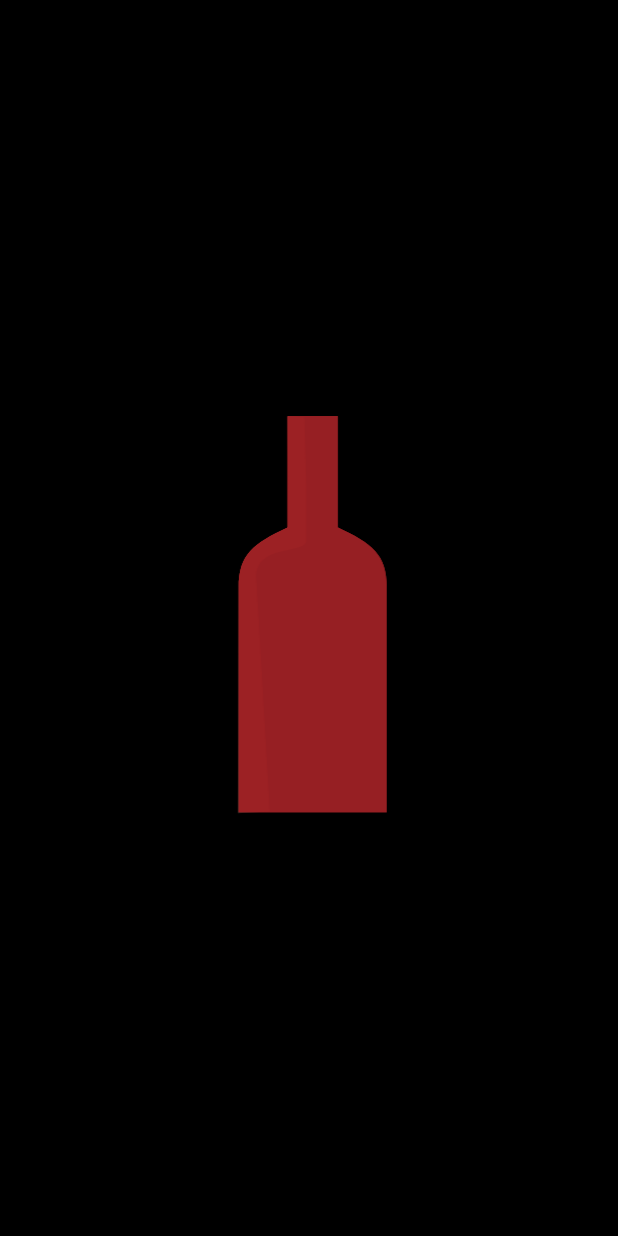
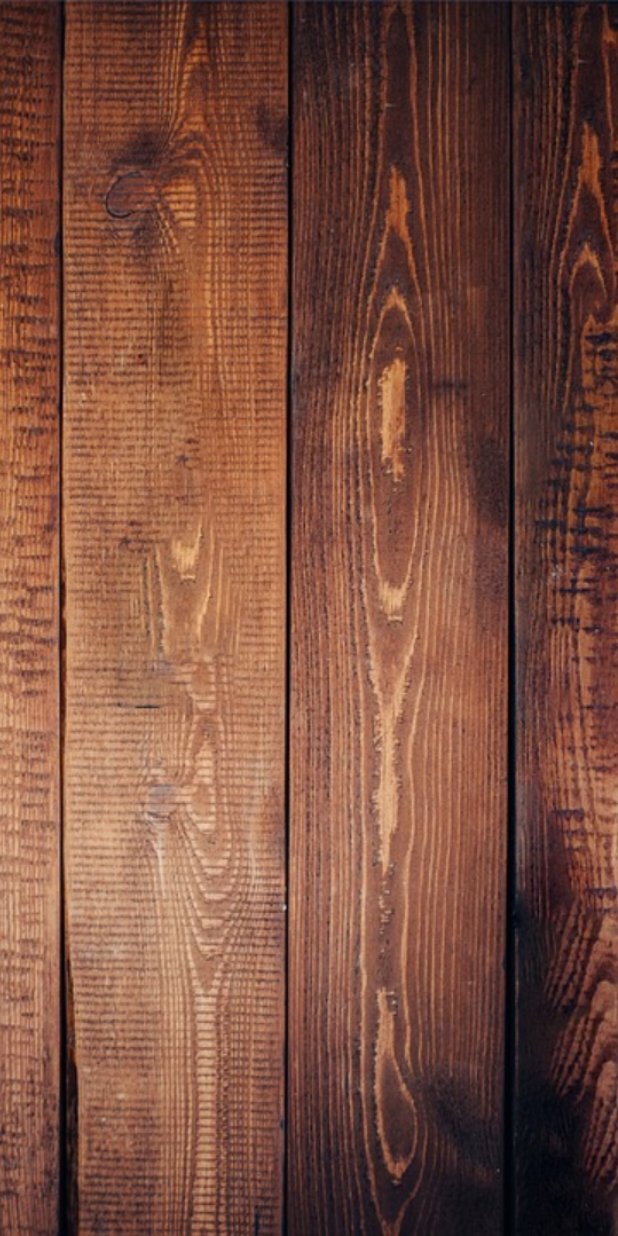
Before and after one commit to LauSofZamora/equipoUno, an Android app built with Jetpack Compose: the screen it shows after launch (SplashActivity before the commit, HomeActivity after it), on a phone screen of 412 x 824 dp. Run offline under Robolectric (Android 15) with nearby library versions, the phone set to English and light mode, and no system bars; 3 statements that could not run were skipped.

Commit message:
Implementacion de los criterios 4 y 5 primera HU

```diff
--- a/app/build.gradle.kts
+++ b/app/build.gradle.kts
@@ -71,4 +71,6 @@ dependencies {
     androidTestImplementation(libs.androidx.ui.test.junit4)
     debugImplementation(libs.androidx.ui.tooling)
     debugImplementation(libs.androidx.ui.test.manifest)
+    implementation ("androidx.lifecycle:lifecycle-viewmodel-ktx:2.5.1")
+    implementation ("androidx.lifecycle:lifecycle-livedata-ktx:2.5.1")
 }
--- a/app/src/main/AndroidManifest.xml
+++ b/app/src/main/AndroidManifest.xml
@@ -15,7 +15,7 @@
 
         <!-- SplashActivity con tema personalizado -->
         <activity
-            android:name=".SplashActivity"
+            android:name=".view.splash.SplashActivity"
             android:exported="true"
             android:theme="@style/SplashTheme">
             <intent-filter>
@@ -24,12 +24,15 @@
             </intent-filter>
         </activity>
 
+        <activity android:name=".view.home.HomeActivity"  android:theme="@style/Theme.AppCompat.Light"/>
+
         <!-- MainActivity -->
         <activity
             android:name=".MainActivity"
             android:exported="true"
             android:label="@string/app_name"
-            android:theme="@style/Theme.EquipoUno">
+            android:theme="@style/Theme.EquipoUno"
+            tools:ignore="RedundantLabel">
         </activity>
 
     </application>
--- a/app/src/main/java/com/example/equipouno/SplashActivity.kt
+++ /dev/null
@@ -1,25 +0,0 @@
-package com.example.equipouno
-
-import android.content.Intent
-import android.os.Bundle
-import android.os.Handler
-import android.os.Looper
-import androidx.appcompat.app.AppCompatActivity
-import com.airbnb.lottie.LottieAnimationView
-import com.example.equipouno.R
-
-class SplashActivity : AppCompatActivity() {
-
-    override fun onCreate(savedInstanceState: Bundle?) {
-        super.onCreate(savedInstanceState)
-        setContentView(R.layout.activity_splash)
-
-        // Referenciar el LottieAnimationView (botella animada)
-        val lottieBottle: LottieAnimationView = findViewById(R.id.lottieBottle)
-
-        // Opcional: Configurar propiedades dinámicas de la animación
-        lottieBottle.setAnimation("bottle_animation.json")
-        lottieBottle.playAnimation()
-
-    }
-}
--- /dev/null
+++ b/app/src/main/java/com/example/equipouno/view/home/HomeActivity.kt
@@ -0,0 +1,23 @@
+package com.example.equipouno.view.home
+
+import android.os.Bundle
+import android.util.Log
+import androidx.appcompat.app.AppCompatActivity
+import androidx.lifecycle.ViewModelProvider
+import com.example.equipouno.R
+import com.example.equipouno.viewmodel.HomeViewModel
+
+class HomeActivity : AppCompatActivity() {
+    private lateinit var viewModel: HomeViewModel
+
+    override fun onCreate(savedInstanceState: Bundle?) {
+        super.onCreate(savedInstanceState)
+        Log.d("HomeActivity", "onCreate called")
+        supportActionBar?.hide()
+        setContentView(R.layout.activity_home)
+
+        viewModel = ViewModelProvider(this)[HomeViewModel::class.java]
+
+        // Aquí puedes observar los LiveData del ViewModel y actualizar la UI
+    }
+}
--- /dev/null
+++ b/app/src/main/java/com/example/equipouno/view/splash/SplashActivity.kt
@@ -0,0 +1,52 @@
+package com.example.equipouno.view.splash
+
+import android.annotation.SuppressLint
+import android.content.Intent
+import android.os.Bundle
+import android.util.Log
+import android.view.View
+import androidx.appcompat.app.AppCompatActivity
+import androidx.lifecycle.ViewModelProvider
+import com.airbnb.lottie.LottieAnimationView
+import com.example.equipouno.R
+import com.example.equipouno.view.home.HomeActivity
+import com.example.equipouno.viewmodel.SplashViewModel
+
+@SuppressLint("CustomSplashScreen")
+class SplashActivity : AppCompatActivity() {
+    private lateinit var viewModel: SplashViewModel
+
+    override fun onCreate(savedInstanceState: Bundle?) {
+        super.onCreate(savedInstanceState)
+        setContentView(R.layout.activity_splash)
+
+        hideSystemUI()
+
+        viewModel = ViewModelProvider(this)[SplashViewModel::class.java]
+
+        val lottieBottle: LottieAnimationView = findViewById(R.id.lottieBottle)
+        lottieBottle.setAnimation("bottle_animation.json")
+        lottieBottle.playAnimation()
+
+        viewModel.navigateToHome.observe(this) { shouldNavigate ->
+            if (shouldNavigate) {
+                navigateToHome()
+            }
+        }
+    }
+
+    private fun hideSystemUI() {
+        window.decorView.systemUiVisibility = (
+                View.SYSTEM_UI_FLAG_FULLSCREEN or
+                        View.SYSTEM_UI_FLAG_HIDE_NAVIGATION or
+                        View.SYSTEM_UI_FLAG_IMMERSIVE_STICKY
+                )
+    }
+
+    private fun navigateToHome() {
+        Log.d("SplashActivity", "Navigating to HomeActivity")
+        val intent = Intent(this, HomeActivity::class.java)
+        startActivity(intent)
+        finish()
+    }
+}
--- /dev/null
+++ b/app/src/main/java/com/example/equipouno/viewmodel/HomeViewModel.kt
@@ -0,0 +1,6 @@
+package com.example.equipouno.viewmodel
+
+import androidx.lifecycle.ViewModel
+
+class HomeViewModel : ViewModel() {
+}
--- /dev/null
+++ b/app/src/main/java/com/example/equipouno/viewmodel/SplashViewModel.kt
@@ -0,0 +1,28 @@
+package com.example.equipouno.viewmodel
+
+import android.util.Log
+import androidx.lifecycle.LiveData
+import androidx.lifecycle.MutableLiveData
+import androidx.lifecycle.ViewModel
+import androidx.lifecycle.viewModelScope
+import kotlinx.coroutines.delay
+import kotlinx.coroutines.launch
+
+class SplashViewModel : ViewModel() {
+    private val _navigateToHome = MutableLiveData<Boolean>()
+    val navigateToHome: LiveData<Boolean> = _navigateToHome
+
+    init {
+        Log.d("SplashViewModel", "ViewModel initialized")
+        startSplashTimer()
+    }
+
+    private fun startSplashTimer() {
+        viewModelScope.launch {
+            Log.d("SplashViewModel", "Timer started")
+            delay(5000) // 5 segundos
+            Log.d("SplashViewModel", "Timer finished, setting navigation to true")
+            _navigateToHome.postValue(true)
+        }
+    }
+    }
--- /dev/null
+++ b/app/src/main/res/layout/activity_home.xml
@@ -0,0 +1,25 @@
+<?xml version="1.0" encoding="utf-8"?>
+<LinearLayout xmlns:android="http://schemas.android.com/apk/res/android"
+    xmlns:tools="http://schemas.android.com/tools"
+    android:orientation="vertical"
+    android:layout_width="match_parent"
+    android:layout_height="match_parent">
+
+    <RelativeLayout
+        android:layout_width="match_parent"
+        android:layout_height="match_parent"
+        tools:ignore="UselessParent">
+
+        <ImageView
+            android:id="@+id/backgroundImage"
+            android:layout_width="match_parent"
+            android:layout_height="match_parent"
+            android:contentDescription="@string/todo"
+            android:src="@drawable/wood_background"
+            android:scaleType="centerCrop"/>
+
+        <!-- Aquí puedes agregar otros elementos de UI para tu home -->
+
+    </RelativeLayout>
+
+</LinearLayout>
--- a/app/src/main/res/layout/activity_splash.xml
+++ b/app/src/main/res/layout/activity_splash.xml
@@ -5,7 +5,7 @@
     android:id="@+id/main"
     android:layout_width="match_parent"
     android:layout_height="match_parent"
-    tools:context=".SplashActivity">
+    tools:context=".view.splash.SplashActivity">
 
     <!--Fondo negro e icono animado-->
     <RelativeLayout
```
Also changed, not shown: app/src/main/res/drawable/wood_background.jpg (added).
